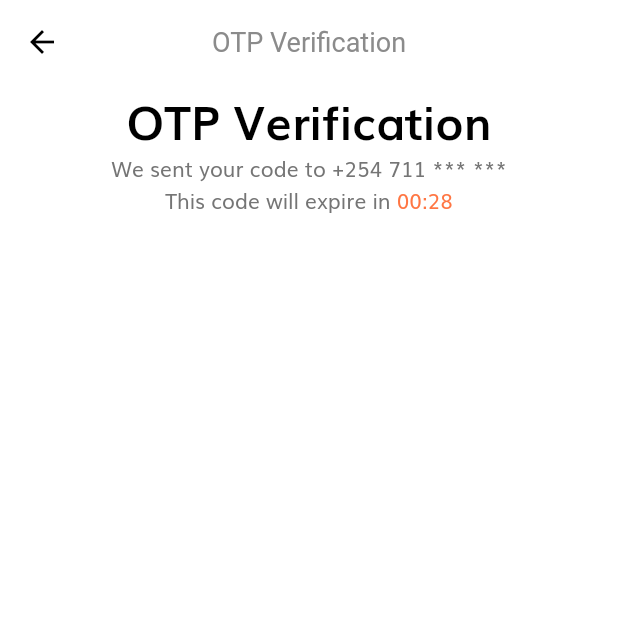
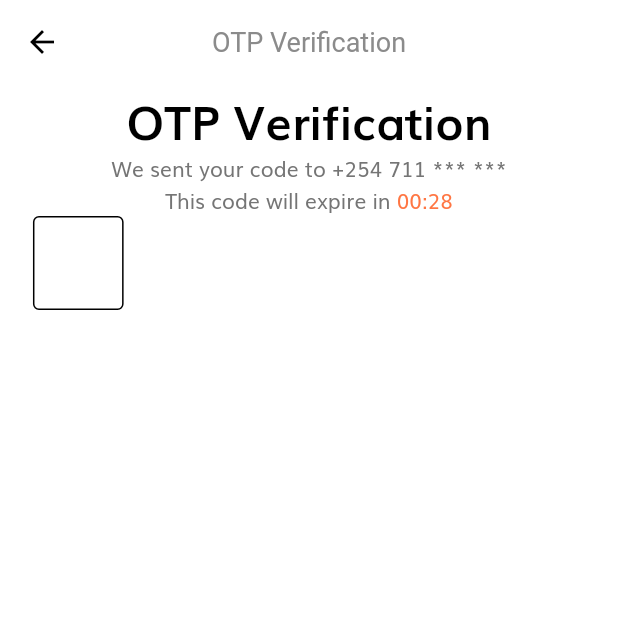
Before and after one commit to mobiledev34/Ecommerce-app, a Flutter app: the OtpScreen screen opened by its route, on a phone screen of 412 x 824 dp, the top half of it. Run offline on Flutter 3.47's test engine with Material 2 defaults, Android fonts, the phone set to English and light mode, and no system bars; our stand-ins replace flutter_svg.

Commit message:
otp page

```diff
--- a/online_store/lib/screens/otp/components/body.dart
+++ b/online_store/lib/screens/otp/components/body.dart
@@ -1,17 +1,22 @@
 import 'package:flutter/material.dart';
 import 'package:online_store/constants.dart';
+import 'package:online_store/size_config.dart';
 
 class Body extends StatelessWidget {
   @override
   Widget build(BuildContext context) {
     return SizedBox(
       width: double.infinity,
-      child: Column(
-        children: [
-          Text("OTP Verification", style: headingStyle),
-          Text("We sent your code to +254 711 *** ***"),
-          buildTimer()
-        ],
+      child: Padding(
+        padding: EdgeInsets.symmetric(horizontal: getProportionateScreenWidth(20)),
+        child: Column(
+          children: [
+            Text("OTP Verification", style: headingStyle),
+            Text("We sent your code to +254 711 *** ***"),
+            buildTimer(),
+            OtpForm()
+          ],
+        ),
       ),
     );
   }
@@ -21,16 +26,45 @@ class Body extends StatelessWidget {
       mainAxisAlignment: MainAxisAlignment.center,
       children: [
         Text("This code will expire in "),
+        // The TweenAnimationBuilder takes full ownership of the provided Tween and it will mutate the Tween.
         TweenAnimationBuilder(
+          // The tween defines the target value for the animation: When the widget first builds, it animates from Tween.begin to Tween.end.
           tween: Tween(begin: 30.0, end: 0),
           duration: Duration(seconds: 30), // because we allow users 30s
           builder: (context, value, child) => Text(
             "00:${value.toInt()}",
             style: TextStyle(color: kPrimaryColor),
           ),
+          // A provided onEnd callback is called whenever an animation completes. Registering an onEnd callback my be useful to trigger an action (like another animation) at the end of the current animation.
           onEnd: () {},
         )
       ],
     );
   }
 }
+
+class OtpForm extends StatefulWidget {
+  @override
+  _OtpFormState createState() => _OtpFormState();
+}
+
+class _OtpFormState extends State<OtpForm> {
+  @override
+  Widget build(BuildContext context) {
+    return Form(
+      child: Row(
+        children: [
+          SizedBox(
+            width: getProportionateScreenWidth(55),
+            child: TextFormField(
+              style: TextStyle(fontSize: 24),
+              decoration: InputDecoration(
+                enabledBorder: OutlineInputBorder(),
+              ),
+            ),
+          )
+        ],
+      ),
+    );
+  }
+}
```
